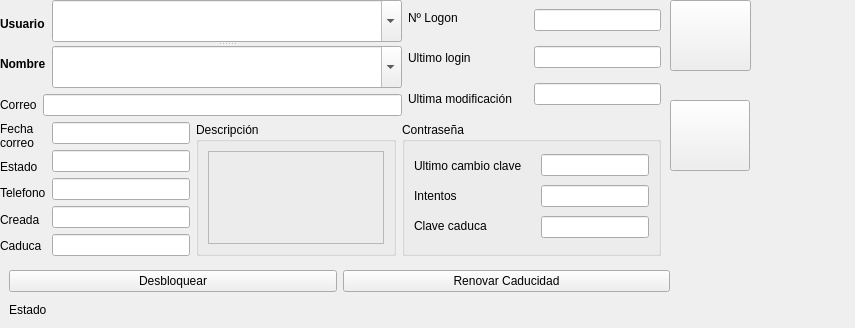
Above: usuarios/form_usuarios.ui from grxdipgra/GrxMenu before the change. Below: the same form after it.
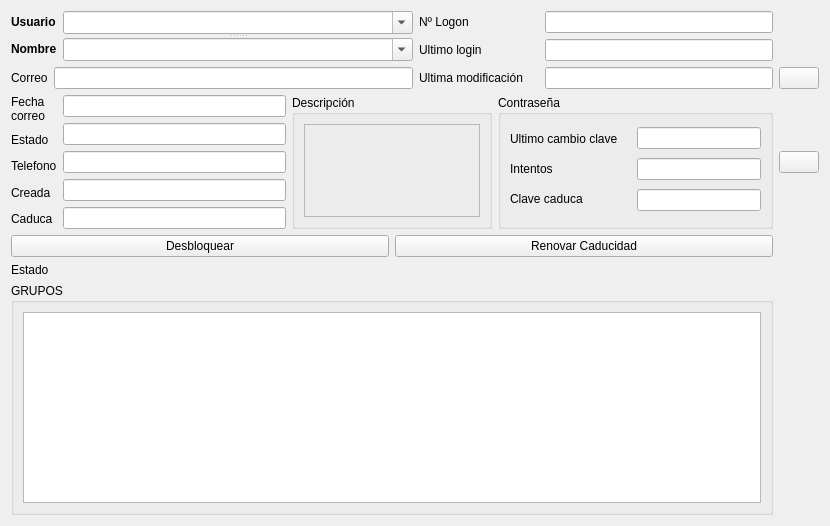
That is the form after the change. Icons and pictures are not drawn.

Patch:
```diff
--- a/usuarios/form_usuarios.ui
+++ b/usuarios/form_usuarios.ui
@@ -6,28 +6,27 @@
    <rect>
     <x>0</x>
     <y>0</y>
-    <width>855</width>
-    <height>328</height>
+    <width>830</width>
+    <height>526</height>
    </rect>
   </property>
+  <property name="minimumSize">
+   <size>
+    <width>0</width>
+    <height>0</height>
+   </size>
+  </property>
   <property name="maximumSize">
    <size>
-    <width>855</width>
-    <height>328</height>
+    <width>160000</width>
+    <height>160000</height>
    </size>
   </property>
   <property name="windowTitle">
    <string>Usuarios de Active Directory</string>
   </property>
-  <widget class="QWidget" name="layoutWidget">
-   <property name="geometry">
-    <rect>
-     <x>0</x>
-     <y>0</y>
-     <width>661</width>
-     <height>256</height>
-    </rect>
-   </property>
+  <layout class="QGridLayout" name="gridLayout_7">
+   <item row="0" column="0">
    <layout class="QVBoxLayout" name="verticalLayout_9">
     <item>
      <layout class="QHBoxLayout" name="horizontalLayout_6">
@@ -178,6 +177,12 @@
          <layout class="QVBoxLayout" name="verticalLayout_5">
           <item>
            <widget class="QLineEdit" name="text_logon">
+             <property name="minimumSize">
+              <size>
+               <width>110</width>
+               <height>0</height>
+              </size>
+             </property>
             <property name="whatsThis">
              <string>&lt;html&gt;&lt;head/&gt;&lt;body&gt;&lt;p&gt;&lt;br/&gt;&lt;/p&gt;&lt;/body&gt;&lt;/html&gt;</string>
             </property>
@@ -185,13 +190,26 @@
           </item>
           <item>
            <widget class="QLineEdit" name="text_ulti_login">
+             <property name="minimumSize">
+              <size>
+               <width>110</width>
+               <height>0</height>
+              </size>
+             </property>
             <property name="whatsThis">
              <string>&lt;html&gt;&lt;head/&gt;&lt;body&gt;&lt;p&gt;&lt;br/&gt;&lt;/p&gt;&lt;/body&gt;&lt;/html&gt;</string>
             </property>
            </widget>
           </item>
           <item>
-           <widget class="QLineEdit" name="text_modif_cuenta"/>
+            <widget class="QLineEdit" name="text_modif_cuenta">
+             <property name="minimumSize">
+              <size>
+               <width>110</width>
+               <height>0</height>
+              </size>
+             </property>
+            </widget>
           </item>
          </layout>
         </item>
@@ -245,24 +263,97 @@
         </item>
         <item>
          <layout class="QVBoxLayout" name="verticalLayout_2">
+           <property name="spacing">
+            <number>6</number>
+           </property>
+           <property name="sizeConstraint">
+            <enum>QLayout::SetDefaultConstraint</enum>
+           </property>
           <item>
-           <widget class="QLineEdit" name="text_fecha_correo"/>
+            <widget class="QLineEdit" name="text_fecha_correo">
+             <property name="minimumSize">
+              <size>
+               <width>110</width>
+               <height>0</height>
+              </size>
+             </property>
+             <property name="maximumSize">
+              <size>
+               <width>16777215</width>
+               <height>16777215</height>
+              </size>
+             </property>
+             <property name="layoutDirection">
+              <enum>Qt::LeftToRight</enum>
+             </property>
+            </widget>
           </item>
           <item>
            <widget class="QLineEdit" name="text_estado">
+             <property name="minimumSize">
+              <size>
+               <width>110</width>
+               <height>0</height>
+              </size>
+             </property>
+             <property name="maximumSize">
+              <size>
+               <width>16777215</width>
+               <height>16777215</height>
+              </size>
+             </property>
             <property name="whatsThis">
              <string>&lt;html&gt;&lt;head/&gt;&lt;body&gt;&lt;p&gt;&lt;br/&gt;&lt;/p&gt;&lt;/body&gt;&lt;/html&gt;</string>
             </property>
            </widget>
           </item>
           <item>
-           <widget class="QLineEdit" name="text_telefono"/>
+            <widget class="QLineEdit" name="text_telefono">
+             <property name="minimumSize">
+              <size>
+               <width>110</width>
+               <height>0</height>
+              </size>
+             </property>
+             <property name="maximumSize">
+              <size>
+               <width>16777215</width>
+               <height>16777215</height>
+              </size>
+             </property>
+            </widget>
           </item>
           <item>
-           <widget class="QLineEdit" name="text_creada"/>
+            <widget class="QLineEdit" name="text_creada">
+             <property name="minimumSize">
+              <size>
+               <width>110</width>
+               <height>0</height>
+              </size>
+             </property>
+             <property name="maximumSize">
+              <size>
+               <width>16777215</width>
+               <height>16777215</height>
+              </size>
+             </property>
+            </widget>
           </item>
           <item>
-           <widget class="QLineEdit" name="text_cuenta_caduca"/>
+            <widget class="QLineEdit" name="text_cuenta_caduca">
+             <property name="minimumSize">
+              <size>
+               <width>110</width>
+               <height>0</height>
+              </size>
+             </property>
+             <property name="maximumSize">
+              <size>
+               <width>16777215</width>
+               <height>16777215</height>
+              </size>
+             </property>
+            </widget>
           </item>
          </layout>
         </item>
@@ -337,6 +428,12 @@
         <layout class="QGridLayout" name="gridLayout">
          <item row="0" column="1">
           <widget class="QLineEdit" name="text_cambio_clave">
+            <property name="minimumSize">
+             <size>
+              <width>110</width>
+              <height>0</height>
+             </size>
+            </property>
            <property name="styleSheet">
             <string notr="true"/>
            </property>
@@ -346,10 +443,24 @@
           </widget>
          </item>
          <item row="2" column="1">
-          <widget class="QLineEdit" name="text_clave_caduca"/>
+           <widget class="QLineEdit" name="text_clave_caduca">
+            <property name="minimumSize">
+             <size>
+              <width>110</width>
+              <height>0</height>
+             </size>
+            </property>
+           </widget>
          </item>
          <item row="1" column="1">
-          <widget class="QLineEdit" name="text_intentos"/>
+           <widget class="QLineEdit" name="text_intentos">
+            <property name="minimumSize">
+             <size>
+              <width>110</width>
+              <height>0</height>
+             </size>
+            </property>
+           </widget>
          </item>
          <item row="0" column="0" rowspan="3">
           <layout class="QVBoxLayout" name="verticalLayout_6">
@@ -400,16 +511,50 @@
      </layout>
     </item>
    </layout>
-  </widget>
-  <widget class="QWidget" name="layoutWidget">
-   <property name="geometry">
-    <rect>
-     <x>9</x>
-     <y>270</y>
-     <width>661</width>
-     <height>51</height>
-    </rect>
-   </property>
+   </item>
+   <item row="0" column="1">
+    <layout class="QGridLayout" name="gridLayout_4">
+     <item row="0" column="0">
+      <widget class="QPushButton" name="boton_actualiza_usuario">
+       <property name="text">
+        <string/>
+       </property>
+       <property name="icon">
+        <iconset resource="../iconos.qrc">
+         <normaloff>:/imagenes/iconos/usuarios/actualiza_usuario.png</normaloff>:/imagenes/iconos/usuarios/actualiza_usuario.png</iconset>
+       </property>
+       <property name="iconSize">
+        <size>
+         <width>64</width>
+         <height>64</height>
+        </size>
+       </property>
+      </widget>
+     </item>
+     <item row="1" column="0">
+      <widget class="QPushButton" name="boton_actualiza_usuarios">
+       <property name="text">
+        <string/>
+       </property>
+       <property name="icon">
+        <iconset resource="../iconos.qrc">
+         <normaloff>:/imagenes/iconos/usuarios/actualiza_usuarios.png</normaloff>:/imagenes/iconos/usuarios/actualiza_usuarios.png</iconset>
+       </property>
+       <property name="iconSize">
+        <size>
+         <width>64</width>
+         <height>64</height>
+        </size>
+       </property>
+      </widget>
+     </item>
+    </layout>
+   </item>
+   <item row="1" column="0">
+    <layout class="QGridLayout" name="gridLayout_6">
+     <item row="0" column="0">
+      <layout class="QVBoxLayout" name="verticalLayout_7">
+       <item>
    <layout class="QGridLayout" name="gridLayout_3">
     <item row="0" column="0">
      <widget class="QPushButton" name="boton_desbloquear">
@@ -418,6 +563,13 @@
       </property>
      </widget>
     </item>
+         <item row="1" column="0">
+          <widget class="QLabel" name="label_estado">
+           <property name="text">
+            <string>Estado</string>
+           </property>
+          </widget>
+         </item>
     <item row="0" column="1">
      <widget class="QPushButton" name="boton_renovar">
       <property name="text">
@@ -425,61 +577,33 @@
       </property>
      </widget>
     </item>
+        </layout>
+       </item>
+      </layout>
+     </item>
     <item row="1" column="0">
-     <widget class="QLabel" name="label_estado">
-      <property name="text">
-       <string>Estado</string>
-      </property>
-     </widget>
-    </item>
-   </layout>
-  </widget>
-  <widget class="QPushButton" name="boton_actualiza_usuarios">
-   <property name="geometry">
-    <rect>
-     <x>670</x>
-     <y>100</y>
-     <width>80</width>
-     <height>71</height>
-    </rect>
-   </property>
-   <property name="text">
-    <string/>
-   </property>
-   <property name="icon">
-    <iconset resource="../iconos.qrc">
-     <normaloff>:/imagenes/iconos/usuarios/actualiza_usuarios.png</normaloff>:/imagenes/iconos/usuarios/actualiza_usuarios.png</iconset>
-   </property>
-   <property name="iconSize">
+      <widget class="QGroupBox" name="groupBox_grupos">
+       <property name="minimumSize">
     <size>
-     <width>64</width>
-     <height>64</height>
-    </size>
-   </property>
-  </widget>
-  <widget class="QPushButton" name="boton_actualiza_usuario">
-   <property name="geometry">
-    <rect>
-     <x>670</x>
-     <y>0</y>
-     <width>81</width>
-     <height>71</height>
-    </rect>
-   </property>
-   <property name="text">
-    <string/>
-   </property>
-   <property name="icon">
-    <iconset resource="../iconos.qrc">
-     <normaloff>:/imagenes/iconos/usuarios/actualiza_usuario.png</normaloff>:/imagenes/iconos/usuarios/actualiza_usuario.png</iconset>
-   </property>
-   <property name="iconSize">
-    <size>
-     <width>64</width>
-     <height>64</height>
-    </size>
-   </property>
-  </widget>
+         <width>200</width>
+         <height>0</height>
+        </size>
+       </property>
+       <property name="title">
+        <string>GRUPOS</string>
+       </property>
+       <layout class="QGridLayout" name="gridLayout_5">
+        <item row="0" column="0">
+         <widget class="QListView" name="listView_grupos"/>
+        </item>
+       </layout>
+      </widget>
+     </item>
+    </layout>
+   </item>
+  </layout>
+  <zorder></zorder>
+  <zorder>boton_renovar</zorder>
  </widget>
  <resources>
   <include location="../iconos.qrc"/>
```
Lines whose indentation alone changed are shown as unchanged.
